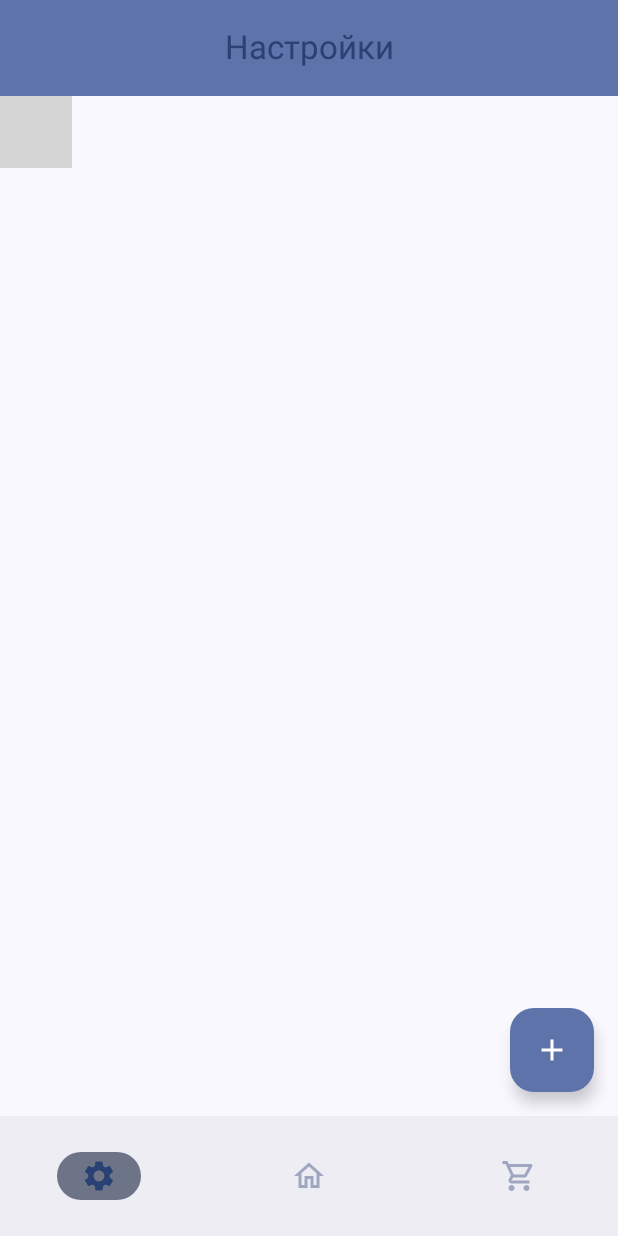
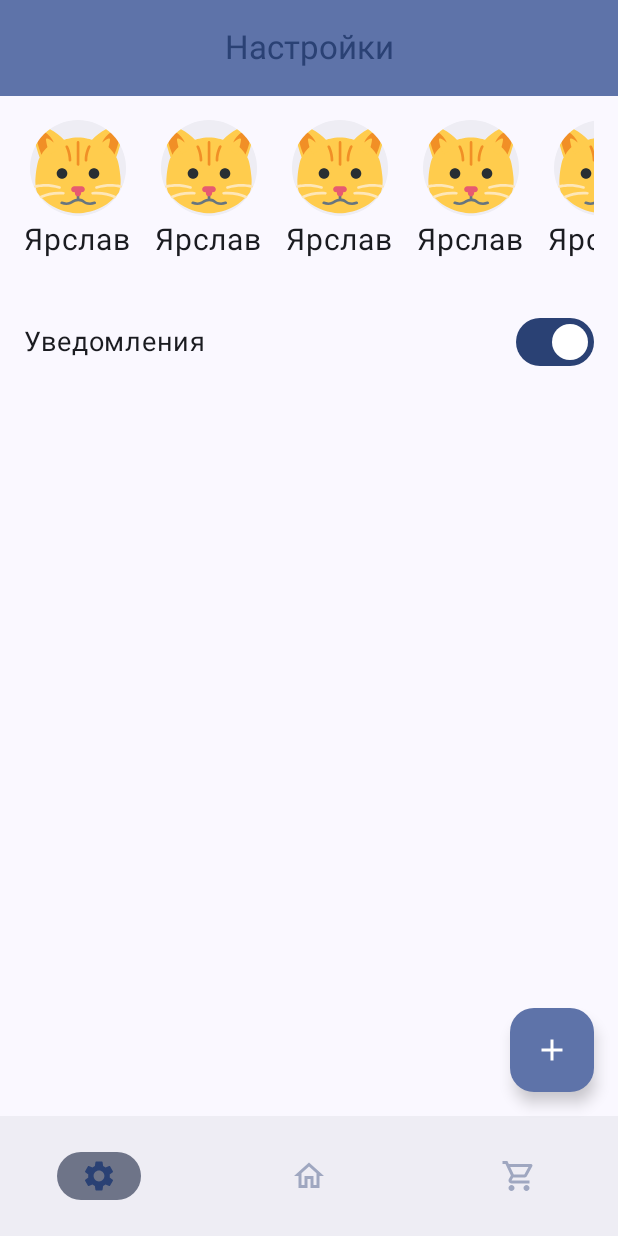
Before and after one commit to yaroslav-belozerov/prod_hack_24, an Android app built with Jetpack Compose: the SettingsPage screen opened through its navigation route, on a phone screen of 412 x 824 dp. Run offline under Robolectric (Android 15) with nearby library versions, the phone set to English and light mode, and no system bars; our stand-ins replace Dagger/Hilt's generated code; grey boxes are pictures that could not be loaded.

Commit message:
working settings

```diff
--- a/app/src/main/java/com/yaabelozerov/holodos_mobile/MainActivity.kt
+++ b/app/src/main/java/com/yaabelozerov/holodos_mobile/MainActivity.kt
@@ -40,6 +40,7 @@ import androidx.navigation.compose.composable
 import androidx.navigation.compose.currentBackStackEntryAsState
 import androidx.navigation.compose.rememberNavController
 import com.yaabelozerov.holodos_mobile.domain.MainScreenViewModel
+import com.yaabelozerov.holodos_mobile.domain.SettingsScreenViewModel
 import com.yaabelozerov.holodos_mobile.ui.MainPage
 import com.yaabelozerov.holodos_mobile.ui.Navigation
 import com.yaabelozerov.holodos_mobile.ui.SettingsPage
@@ -50,6 +51,7 @@ import dagger.hilt.android.AndroidEntryPoint
 @AndroidEntryPoint
 class MainActivity : AppCompatActivity() {
     private val mvm: MainScreenViewModel by viewModels()
+    private val svm: SettingsScreenViewModel by viewModels()
 
     @OptIn(ExperimentalMaterial3Api::class)
     override fun onCreate(savedInstanceState: Bundle?) {
@@ -123,7 +125,8 @@ class MainActivity : AppCompatActivity() {
                         startDestination = Navigation.FRIDGE.route
                     ) {
                         composable(Navigation.SETTINGS.route) {
-                            SettingsPage()
+                            val user = svm.userState.collectAsState().value
+                            SettingsPage(user.avatarIndex, user.name)
                         }
                         composable(Navigation.FRIDGE.route) {
                             Column {
--- a/app/src/main/java/com/yaabelozerov/holodos_mobile/domain/SettingsScreenViewModel.kt
+++ b/app/src/main/java/com/yaabelozerov/holodos_mobile/domain/SettingsScreenViewModel.kt
@@ -3,16 +3,30 @@ package com.yaabelozerov.holodos_mobile.domain
 import androidx.lifecycle.ViewModel
 import androidx.lifecycle.viewModelScope
 import com.squareup.moshi.Moshi
+import com.yaabelozerov.holodos_mobile.data.UserDTO
 import com.yaabelozerov.holodos_mobile.di.AppModule
+import com.yaabelozerov.holodos_mobile.domain.network.HolodosService
 import dagger.hilt.android.lifecycle.HiltViewModel
+import kotlinx.coroutines.flow.MutableStateFlow
+import kotlinx.coroutines.flow.asStateFlow
+import kotlinx.coroutines.flow.update
 import kotlinx.coroutines.launch
 import javax.inject.Inject
 
 @HiltViewModel
-class SettingsScreenViewModel @Inject constructor(private val dataStoreManager: AppModule.DataStoreManager, private val moshi: Moshi): ViewModel() {
+class SettingsScreenViewModel @Inject constructor(private val api: HolodosService): ViewModel() {
+    private val _userState = MutableStateFlow(UserDTO("", "", "", 0))
+    val userState = _userState.asStateFlow()
+
+    init {
+        fetchSettings()
+    }
+
     fun fetchSettings() {
         viewModelScope.launch {
-
+            _userState.update {
+                api.getUser(0)
+            }
         }
     }
 }
--- a/app/src/main/java/com/yaabelozerov/holodos_mobile/mock/MockApi.kt
+++ b/app/src/main/java/com/yaabelozerov/holodos_mobile/mock/MockApi.kt
@@ -12,6 +12,7 @@ class MockApi: HolodosService {
         ItemDTO(1,"Говно", -1, 1),
         ItemDTO(2,"Ярослва", 1, 1),
         ItemDTO(32,"Бычья мошонка", 77, 1))
+//    val users = mutableMapOf<Long, Pair<Int, String>>()
     var currName = MutableStateFlow("Ярслав")
     var currAvatar = MutableStateFlow(0)
 
--- a/app/src/main/java/com/yaabelozerov/holodos_mobile/ui/SettingsPage.kt
+++ b/app/src/main/java/com/yaabelozerov/holodos_mobile/ui/SettingsPage.kt
@@ -1,13 +1,17 @@
 package com.yaabelozerov.holodos_mobile.ui
 
 import androidx.compose.foundation.Image
+import androidx.compose.foundation.background
 import androidx.compose.foundation.clickable
 import androidx.compose.foundation.layout.Arrangement
 import androidx.compose.foundation.layout.Column
 import androidx.compose.foundation.layout.Row
 import androidx.compose.foundation.layout.Spacer
 import androidx.compose.foundation.layout.padding
+import androidx.compose.foundation.layout.size
+import androidx.compose.foundation.lazy.LazyRow
 import androidx.compose.foundation.shape.CircleShape
+import androidx.compose.material3.MaterialTheme
 import androidx.compose.material3.Switch
 import androidx.compose.material3.Text
 import androidx.compose.runtime.Composable
@@ -22,14 +26,21 @@ import androidx.compose.ui.res.painterResource
 import androidx.compose.ui.res.stringResource
 import androidx.compose.ui.unit.dp
 import androidx.compose.ui.unit.sp
+import com.yaabelozerov.holodos_mobile.Avatars
 import com.yaabelozerov.holodos_mobile.R
 
 @Composable
-fun SettingsPage(avatarId: Int, name: String) {
+fun SettingsPage(avatarInder: Int, name: String) {
     var notificationsOn by remember { mutableStateOf(true) }
     Column {
-        Image(modifier = Modifier.clip(CircleShape), painter = painterResource(avatarId), contentDescription = null)
-        Text(name)
+        LazyRow(modifier = Modifier.padding(16.dp), horizontalArrangement = Arrangement.spacedBy(16.dp)) {
+            items(6) {
+                Column(horizontalAlignment = Alignment.CenterHorizontally, verticalArrangement = Arrangement.spacedBy(4.dp)) {
+                    Image(modifier = Modifier.clip(CircleShape).background(MaterialTheme.colorScheme.surfaceContainer).size(64.dp), painter = painterResource(Avatars.entries[avatarInder].res), contentDescription = null)
+                    Text(name, fontSize = 20.sp)
+                }
+            }
+        }
         Row (
             verticalAlignment = Alignment.CenterVertically,
             modifier = Modifier
```
